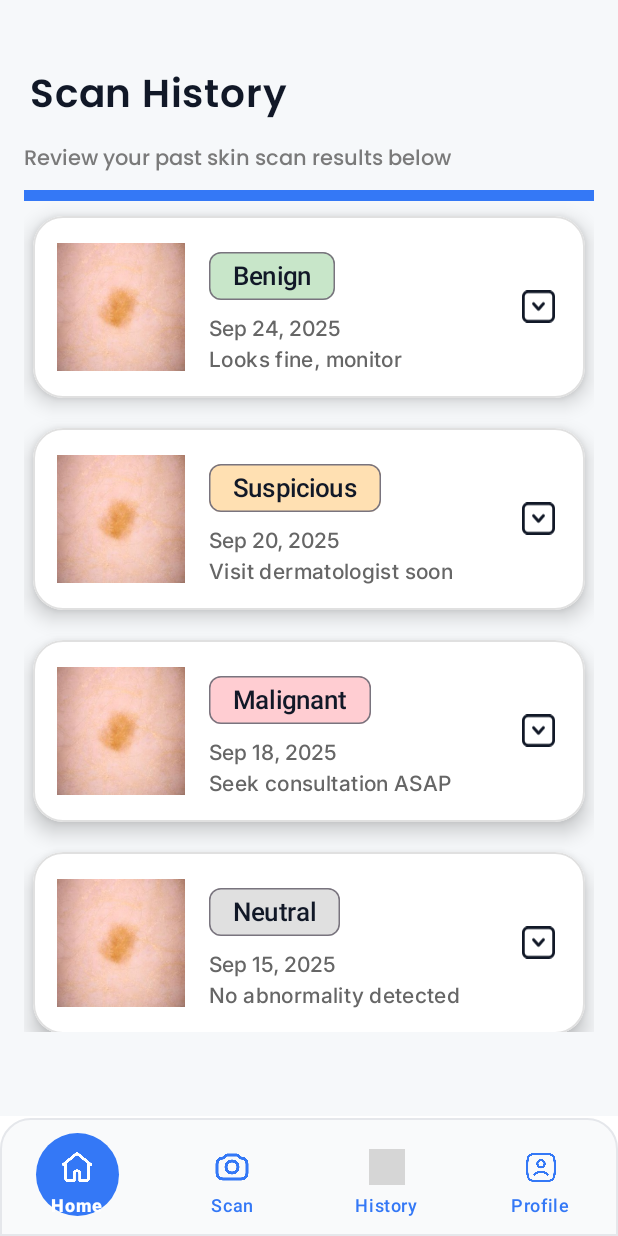
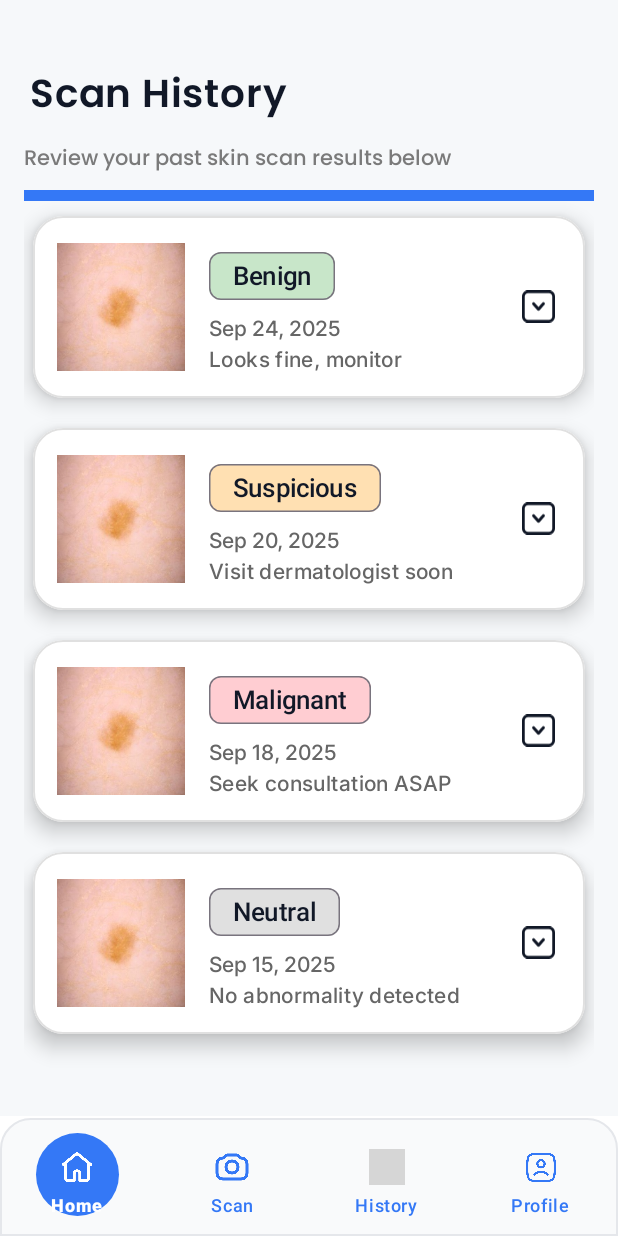
Before and after one commit to DarrylIsw/DermaHealth, an Android app: the fragment HistoryFragment placed in its activity, on a phone screen of 412 x 824 dp. Run offline under Robolectric (Android 15) with nearby library versions, the phone set to English and light mode, and no system bars; pictures from the network do not load; grey boxes are pictures that could not be loaded.

Commit message:
Commit 27 - History fix

```diff
--- a/app/src/main/res/layout/fragment_history.xml
+++ b/app/src/main/res/layout/fragment_history.xml
@@ -5,7 +5,6 @@
     android:layout_height="match_parent"
     android:paddingHorizontal="16dp"
     android:paddingTop="20dp"
-    android:paddingBottom="56dp"
     android:background="@color/soft_background">
 
     <!-- 🩵 Section Header -->
```
